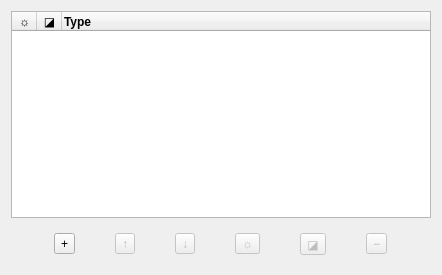
First picture: the form in src/dlg/LayerDialog.ui, repository wagenadl/photohoard, before the edit.
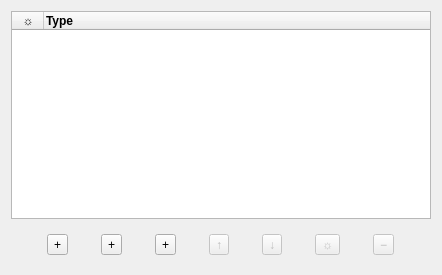
Second picture: the form after the edit. Icons and pictures are not drawn.

Commit message: Improvements to icons in LayerDialog

Patch:
```diff
--- a/src/dlg/LayerDialog.ui
+++ b/src/dlg/LayerDialog.ui
@@ -50,7 +50,7 @@
       <bool>false</bool>
      </attribute>
      <attribute name="horizontalHeaderDefaultSectionSize">
-      <number>25</number>
+      <number>32</number>
      </attribute>
      <attribute name="horizontalHeaderStretchLastSection">
       <bool>true</bool>
@@ -72,20 +72,6 @@
        <set>AlignCenter</set>
       </property>
      </column>
-     <column>
-      <property name="text">
-       <string>◪</string>
-      </property>
-      <property name="font">
-       <font>
-        <weight>75</weight>
-        <bold>true</bold>
-       </font>
-      </property>
-      <property name="textAlignment">
-       <set>AlignCenter</set>
-      </property>
-     </column>
      <column>
       <property name="text">
        <string>Type</string>
@@ -112,6 +98,38 @@
         </property>
         <property name="text">
          <string>+</string>
+        </property>
+        <property name="icon">
+         <iconset resource="../Icons.qrc">
+          <normaloff>:/icons/layer-linear.svg</normaloff>:/icons/layer-linear.svg</iconset>
+        </property>
+       </widget>
+      </item>
+      <item>
+       <widget class="QToolButton" name="addShape">
+        <property name="toolTip">
+         <string>Add new shape layer</string>
+        </property>
+        <property name="text">
+         <string>+</string>
+        </property>
+        <property name="icon">
+         <iconset resource="../Icons.qrc">
+          <normaloff>:/icons/layer-shape.svg</normaloff>:/icons/layer-shape.svg</iconset>
+        </property>
+       </widget>
+      </item>
+      <item>
+       <widget class="QToolButton" name="addHeal">
+        <property name="toolTip">
+         <string>Add new cloning layer</string>
+        </property>
+        <property name="text">
+         <string>+</string>
+        </property>
+        <property name="icon">
+         <iconset resource="../Icons.qrc">
+          <normaloff>:/icons/layer-heal.svg</normaloff>:/icons/layer-heal.svg</iconset>
         </property>
        </widget>
       </item>
@@ -152,18 +170,9 @@
         <property name="text">
          <string>☼</string>
         </property>
-       </widget>
-      </item>
-      <item>
-       <widget class="QToolButton" name="mask">
-        <property name="enabled">
-         <bool>false</bool>
-        </property>
-        <property name="toolTip">
-         <string>Show/hide layer mask</string>
-        </property>
-        <property name="text">
-         <string>◪</string>
+        <property name="icon">
+         <iconset resource="../Icons.qrc">
+          <normaloff>:/icons/eye-regular.svg</normaloff>:/icons/eye-regular.svg</iconset>
         </property>
        </widget>
       </item>
```
Left out of the diff: 86 changed lines with no effect on the pictures. The commit also changes 14 other files.
